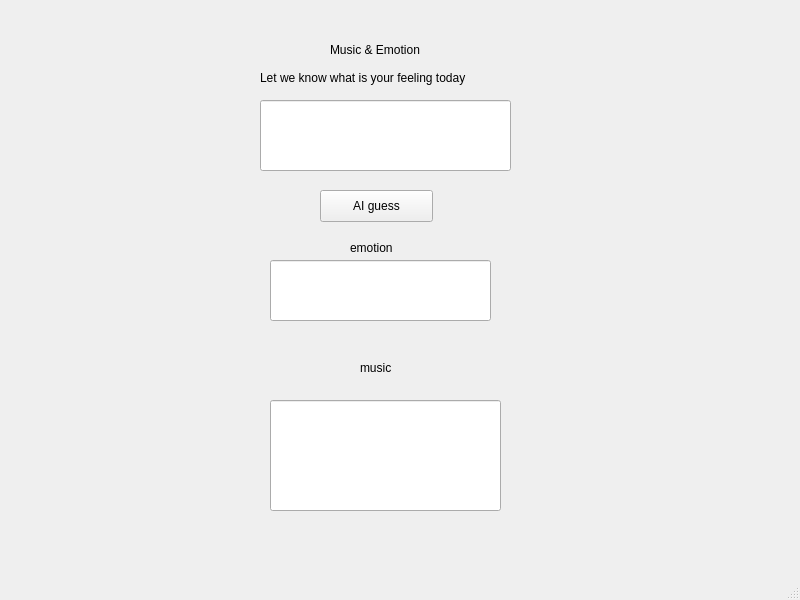
Above: tete.ui from caozheshan-gm/destiny before the change. Below: the same form after it.
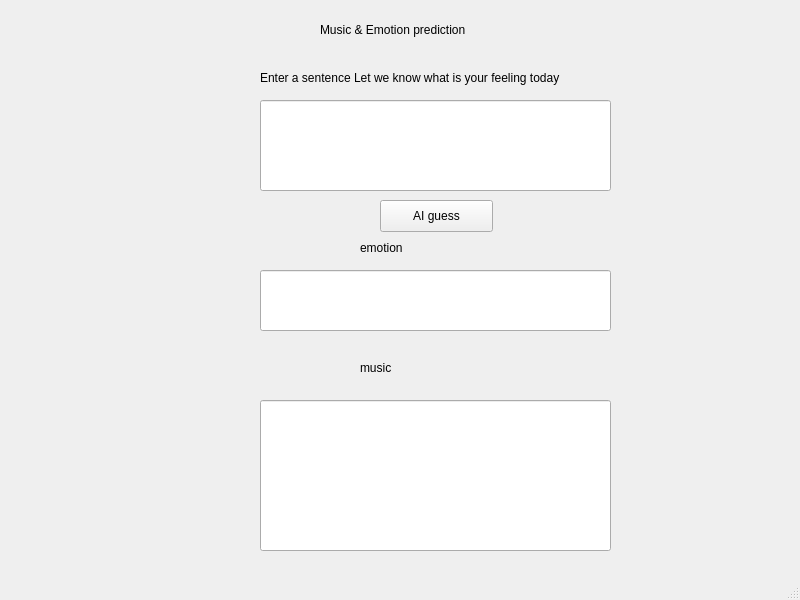
That is the form after the change.

```diff
--- a/tete.ui
+++ b/tete.ui
@@ -17,8 +17,8 @@
    <widget class="QPushButton" name="pushButton">
     <property name="geometry">
      <rect>
-      <x>320</x>
-      <y>190</y>
+      <x>380</x>
+      <y>200</y>
       <width>113</width>
       <height>32</height>
      </rect>
@@ -30,14 +30,14 @@
    <widget class="QLabel" name="label">
     <property name="geometry">
      <rect>
-      <x>330</x>
-      <y>40</y>
-      <width>121</width>
+      <x>320</x>
+      <y>20</y>
+      <width>181</width>
       <height>20</height>
      </rect>
     </property>
     <property name="text">
-     <string>Music &amp; Emotion</string>
+     <string>Music &amp; Emotion prediction</string>
     </property>
    </widget>
    <widget class="QLineEdit" name="lineEdit">
@@ -45,17 +45,17 @@
      <rect>
       <x>260</x>
       <y>100</y>
-      <width>251</width>
-      <height>71</height>
+      <width>351</width>
+      <height>91</height>
      </rect>
     </property>
    </widget>
    <widget class="QLineEdit" name="lineEdit_2">
     <property name="geometry">
      <rect>
-      <x>270</x>
-      <y>260</y>
-      <width>221</width>
+      <x>260</x>
+      <y>270</y>
+      <width>351</width>
       <height>61</height>
      </rect>
     </property>
@@ -65,18 +65,18 @@
      <rect>
       <x>260</x>
       <y>70</y>
-      <width>261</width>
+      <width>351</width>
       <height>16</height>
      </rect>
     </property>
     <property name="text">
-     <string>Let we know what is your feeling today</string>
+     <string>Enter a sentence Let we know what is your feeling today</string>
     </property>
    </widget>
    <widget class="QLabel" name="label_3">
     <property name="geometry">
      <rect>
-      <x>350</x>
+      <x>360</x>
       <y>240</y>
       <width>60</width>
       <height>16</height>
@@ -102,10 +102,10 @@
    <widget class="QLineEdit" name="lineEdit_3">
     <property name="geometry">
      <rect>
-      <x>270</x>
+      <x>260</x>
       <y>400</y>
-      <width>231</width>
-      <height>111</height>
+      <width>351</width>
+      <height>151</height>
      </rect>
     </property>
    </widget>
```
